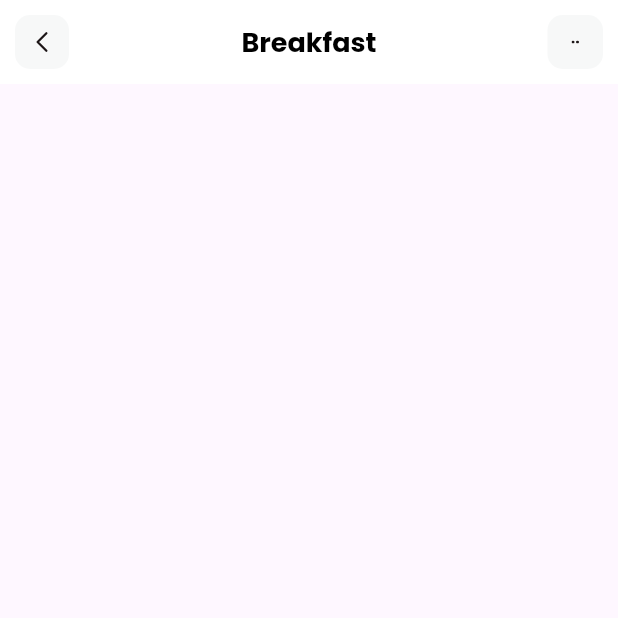
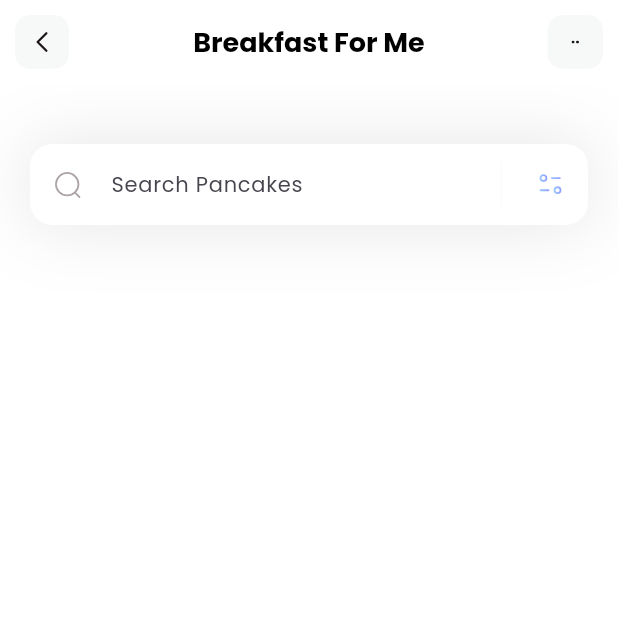
Before and after one commit to K4mp47/Flutter_app, a Flutter app: the screen it shows after launch, on a phone screen of 412 x 824 dp, the top half of it. Run offline on Flutter 3.47's test engine with Material 3 defaults, Android fonts, the phone set to English and light mode, and no system bars; our stand-ins replace flutter_svg.

Commit message:
chore: start searchbar

```diff
--- a/lib/pages/home.dart
+++ b/lib/pages/home.dart
@@ -7,9 +7,70 @@ class HomePage extends StatelessWidget {
   @override
   Widget build(BuildContext context) {
     return Scaffold(
-      appBar: AppBar(
+      appBar: appBar(),
+      backgroundColor: Colors.white,
+      body: Column(
+        children: [
+          Container(
+            margin: EdgeInsets.only(top: 40, left: 20, right: 20),
+            decoration: BoxDecoration(
+              boxShadow: [
+                BoxShadow(
+                  color: Color(0xff1D1617).withOpacity(0.11),
+                  blurRadius: 40,
+                  spreadRadius: 0.0
+                )
+              ]
+            ),
+            child: TextField(
+              decoration: InputDecoration(
+                filled: true,
+                fillColor: Colors.white,
+                contentPadding: EdgeInsets.all(15),
+                hintText: 'Search Pancakes',
+                hintStyle: TextStyle(
+                  fontSize: 14,
+                ),
+                prefixIcon: Padding(
+                  padding: const EdgeInsets.all(15),
+                  child: SvgPicture.asset('assets/icons/Search.svg', height: 20, width: 20),
+                ),
+                suffixIcon: Container(
+                  width: 100,
+                  child: IntrinsicHeight(
+                    child: Row(
+                      mainAxisAlignment: MainAxisAlignment.end,
+                      children: [
+                        VerticalDivider(
+                          color: Color(0xffDDDADA),
+                          indent: 10,
+                          endIndent: 10,
+                          thickness: 0.1,
+                        ),
+                        Padding (
+                          padding: const EdgeInsets.all(15),
+                          child: SvgPicture.asset('assets/icons/Filter.svg'),
+                        ),
+                      ],
+                    ),
+                  ),
+                ),
+                border: OutlineInputBorder(
+                  borderRadius: BorderRadius.circular(15),
+                  borderSide: BorderSide.none,
+                )
+              ),
+            ),
+          ),
+        ],
+      ),
+    );
+  }
+
+  AppBar appBar() {
+    return AppBar(
           title: const Text(
-            'Breakfast',
+            'Breakfast For Me',
             style: TextStyle(
               color: Colors.black,
               fontSize: 18,
@@ -41,7 +102,6 @@ class HomePage extends StatelessWidget {
               child: SvgPicture.asset('assets/icons/dots.svg', height: 5, width: 5,),
             )
           ],
-    ),
     );
   }
 }
```
Also changed, not shown: assets/icons/Filter.svg (added), assets/icons/Search.svg (added).
